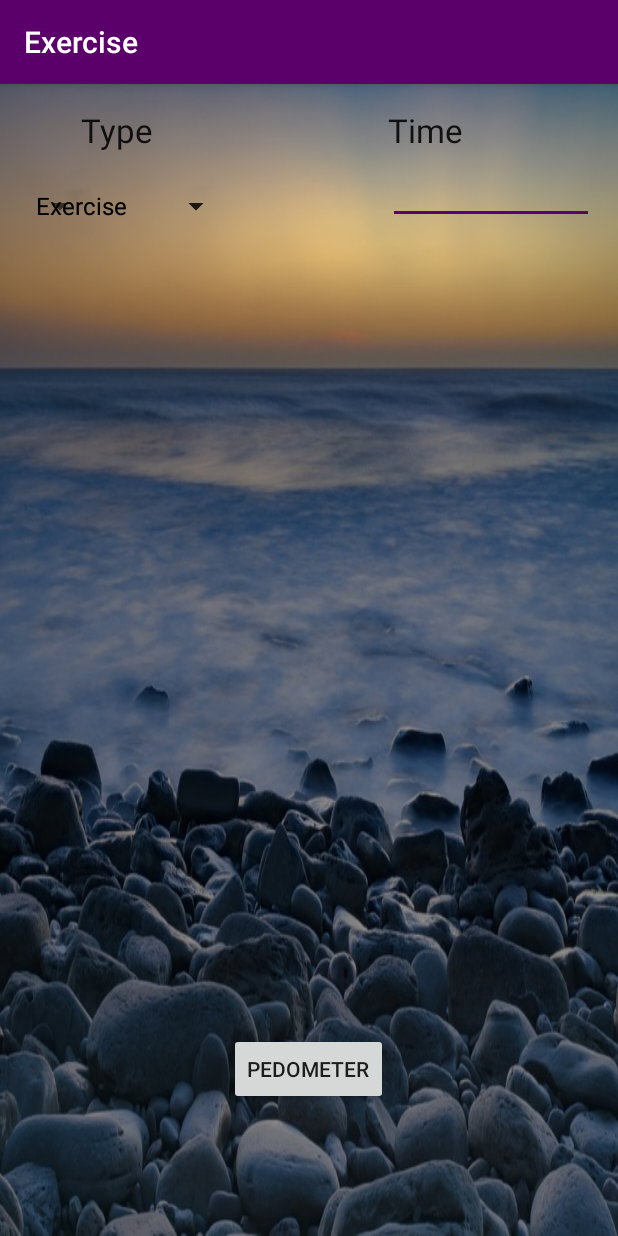
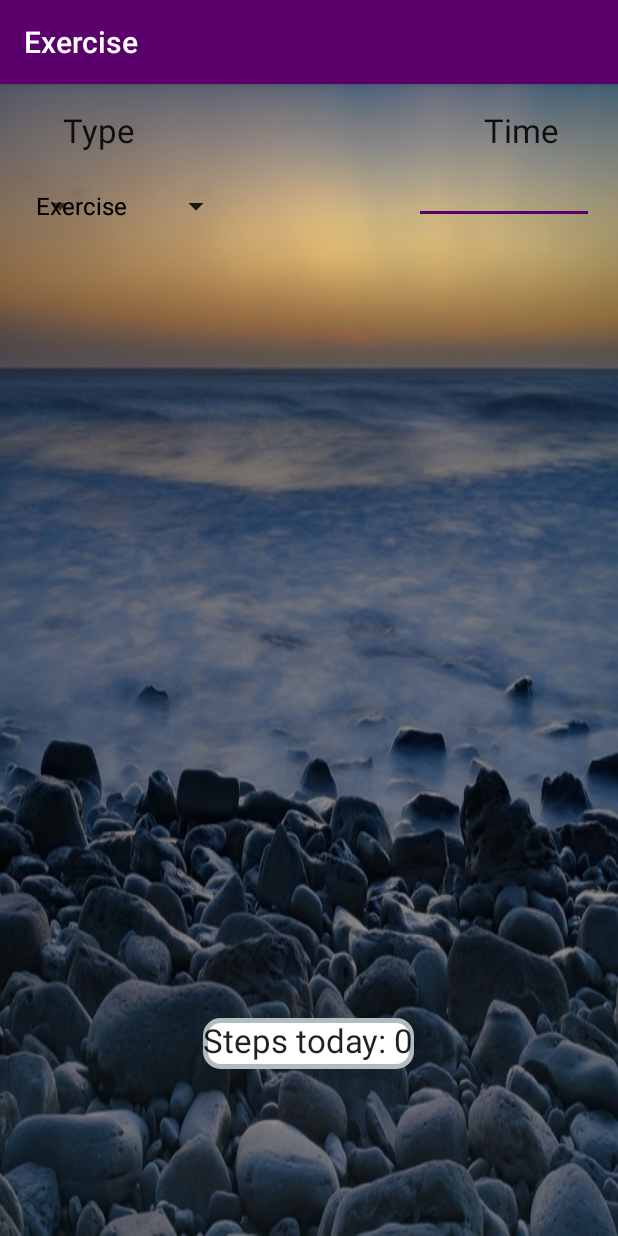
Before and after one commit to crowley100/DiabetesProject, an Android app: the Exercise screen opened directly, with no data from a screen before it, on a phone screen of 412 x 824 dp. Run offline under Robolectric (Android 15) with nearby library versions, the phone set to English and light mode, and no system bars.

Commit message:
Added pedometer (not tested)

```diff
--- a/Diabetesireland/app/src/main/AndroidManifest.xml
+++ b/Diabetesireland/app/src/main/AndroidManifest.xml
@@ -1,6 +1,12 @@
 <?xml version="1.0" encoding="utf-8"?>
 <manifest xmlns:android="http://schemas.android.com/apk/res/android"
     package="com.example.maxim.diabetesireland">
+
+    <uses-feature
+        android:name="@string/step_detector" android:required="false"/>
+
+    <uses-feature
+        android:name="@string/step_counter" android:required="false"/>
 
     <application
         android:allowBackup="true"
--- a/Diabetesireland/app/src/main/java/com/example/maxim/diabetesireland/Exercise.java
+++ b/Diabetesireland/app/src/main/java/com/example/maxim/diabetesireland/Exercise.java
@@ -1,5 +1,10 @@
 package com.example.maxim.diabetesireland;
 
+import android.content.Context;
+import android.hardware.Sensor;
+import android.hardware.SensorEvent;
+import android.hardware.SensorEventListener;
+import android.hardware.SensorManager;
 import android.os.Bundle;
 import android.support.design.widget.FloatingActionButton;
 import android.support.design.widget.Snackbar;
@@ -7,17 +12,25 @@ import android.support.v7.app.AppCompatActivity;
 import android.support.v7.widget.Toolbar;
 import android.view.View;
 import android.widget.ArrayAdapter;
+import android.widget.Button;
 import android.widget.Spinner;
+import android.widget.TextView;
 
-public class Exercise extends AppCompatActivity {
+public class Exercise extends AppCompatActivity implements SensorEventListener {
 
     private Spinner spinner;
     private static final String[] paths = {"Exercise", "Jogging", "Swimming", "Walking"};
+
+    private SensorManager mSensorManager;
+    private Sensor mStepCounterSensor;
+    private Sensor mStepDetectorSensor;
+    private TextView pedometer;
 
     @Override
     protected void onCreate(Bundle savedInstanceState) {
         super.onCreate(savedInstanceState);
         setContentView(R.layout.activity_exercise);
+        pedometer = (TextView) findViewById(R.id.textPedometer);
 
         spinner = (Spinner) findViewById(R.id.spinner);
         ArrayAdapter<String> adapter = new ArrayAdapter<String>(Exercise.this,
@@ -26,13 +39,22 @@ public class Exercise extends AppCompatActivity {
         spinner.setAdapter(adapter);
 
         spinner = (Spinner) findViewById(R.id.spinner2);
-         adapter = new ArrayAdapter<String>(Exercise.this,
+        adapter = new ArrayAdapter<String>(Exercise.this,
                 android.R.layout.simple_spinner_item, paths);
         adapter.setDropDownViewResource(android.R.layout.simple_spinner_dropdown_item);
         spinner.setAdapter(adapter);
 
         Toolbar toolbar = (Toolbar) findViewById(R.id.toolbar);
         setSupportActionBar(toolbar);
+
+        mSensorManager = (SensorManager)
+                getSystemService(Context.SENSOR_SERVICE);
+        mStepCounterSensor = mSensorManager
+                .getDefaultSensor(Sensor.TYPE_STEP_COUNTER);
+        mStepDetectorSensor = mSensorManager
+                .getDefaultSensor(Sensor.TYPE_STEP_DETECTOR);
+
+        pedometer.setText("Steps today: 0");
 
       /*  FloatingActionButton fab = (FloatingActionButton) findViewById(R.id.fab);
         fab.setOnClickListener(new View.OnClickListener() {
@@ -44,4 +66,35 @@ public class Exercise extends AppCompatActivity {
         });*/
     }
 
+    public void onAccuracyChanged(Sensor sensor, int accuracy) {}
+
+    public void onSensorChanged(SensorEvent event) {
+        Sensor sensor = event.sensor;
+        float[] values = event.values;
+        int value = -1;
+
+        if (values.length > 0) {
+            value = (int) values[0];
+        }
+        pedometer.setText(" Steps today: " + value + " ");
+    }
+
+    protected void onResume() {
+
+        super.onResume();
+
+        mSensorManager.registerListener(this, mStepCounterSensor,
+
+                SensorManager.SENSOR_DELAY_FASTEST);
+        mSensorManager.registerListener(this, mStepDetectorSensor,
+
+                SensorManager.SENSOR_DELAY_FASTEST);
+
+    }
+
+    protected void onStop() {
+        super.onStop();
+        mSensorManager.unregisterListener(this, mStepCounterSensor);
+        mSensorManager.unregisterListener(this, mStepDetectorSensor);
+    }
 }
--- a/Diabetesireland/app/src/main/res/layout/fragment_exercise.xml
+++ b/Diabetesireland/app/src/main/res/layout/fragment_exercise.xml
@@ -11,26 +11,17 @@
     android:background="@drawable/pebble">
 
 
-    <Button
-        android:layout_width="wrap_content"
-        android:layout_height="wrap_content"
-        android:text="Pedometer"
-        android:id="@+id/button"
-        android:layout_alignParentBottom="true"
-        android:layout_centerHorizontal="true"
-        android:layout_marginBottom="71dp" />
-
     <TextView
         android:layout_width="wrap_content"
         android:layout_height="wrap_content"
         android:textAppearance="?android:attr/textAppearanceLarge"
         android:text="Type"
         android:id="@+id/textView19"
+        android:layout_marginLeft="26dp"
+        android:layout_marginStart="26dp"
         android:layout_alignParentTop="true"
         android:layout_alignParentLeft="true"
-        android:layout_alignParentStart="true"
-        android:layout_marginLeft="38dp"
-        android:layout_marginStart="38dp" />
+        android:layout_alignParentStart="true" />
 
     <TextView
         android:layout_width="wrap_content"
@@ -38,9 +29,11 @@
         android:textAppearance="?android:attr/textAppearanceLarge"
         android:text="Time"
         android:id="@+id/textView20"
+        android:layout_marginRight="23dp"
+        android:layout_marginEnd="23dp"
         android:layout_alignParentTop="true"
-        android:layout_alignLeft="@+id/editText2"
-        android:layout_alignStart="@+id/editText2" />
+        android:layout_alignRight="@+id/editText2"
+        android:layout_alignEnd="@+id/editText2" />
 
     <Spinner
         android:id="@+id/spinner"
@@ -72,7 +65,21 @@
         android:layout_alignBottom="@+id/spinner"
         android:layout_alignParentRight="true"
         android:layout_alignParentEnd="true"
-        android:layout_toRightOf="@+id/button"
-        android:layout_toEndOf="@+id/button" />
+        android:layout_toEndOf="@+id/textPedometer" />
+
+
+
+
+
+    <TextView
+        android:layout_width="wrap_content"
+        android:layout_height="wrap_content"
+        android:textAppearance="?android:attr/textAppearanceLarge"
+        android:background="@drawable/roundcorners"
+        android:id="@+id/textPedometer"
+        android:layout_alignParentBottom="true"
+        android:layout_centerHorizontal="true"
+        android:layout_marginBottom="95dp" />
+
 
 </RelativeLayout>
--- a/Diabetesireland/app/src/main/res/values/strings.xml
+++ b/Diabetesireland/app/src/main/res/values/strings.xml
@@ -99,4 +99,7 @@
 
     <!-- TODO: Remove or change this placeholder text -->
     <string name="hello_blank_fragment">Hello blank fragment</string>
+
+    <string name="step_counter">android.hardware.sensor.stepcounter</string>
+    <string name="step_detector">android.hardware.sensor.stepdetector</string>
 </resources>
```
Also changed, not shown: 163 other files.
